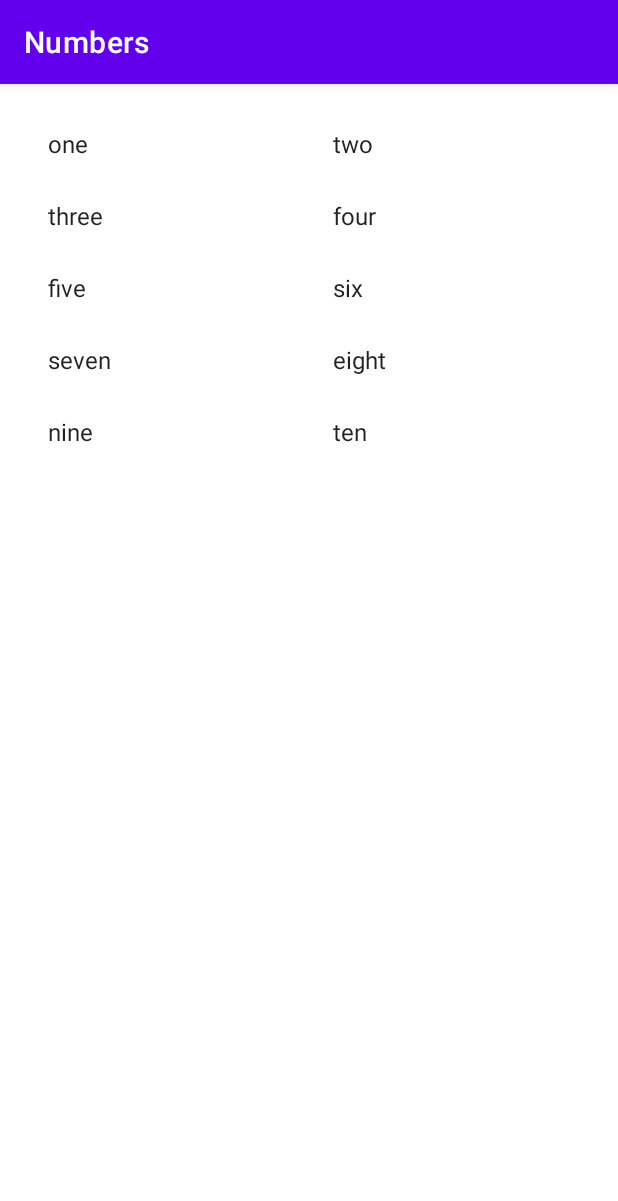
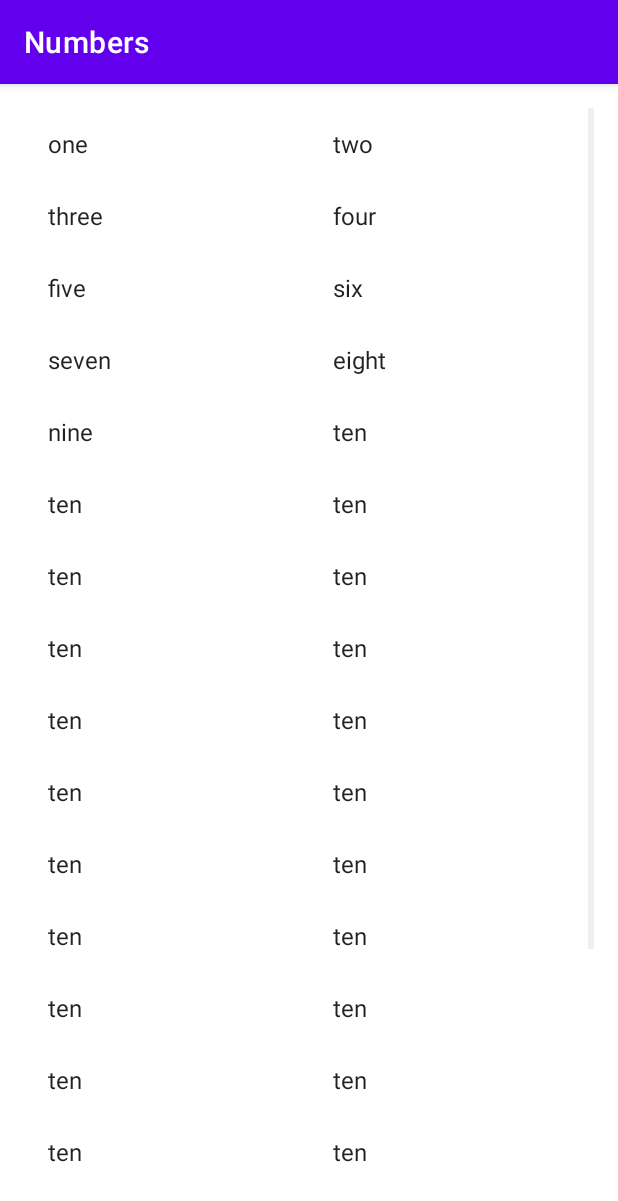
Before and after one commit to lingxiao14122/UdacityMiwok, an Android app: the NumbersActivity screen opened directly, with no data from a screen before it, on a phone screen of 412 x 824 dp. Shown: the top 1201 px of the screen. Run offline under Robolectric (Android 15) with nearby library versions, the phone set to English and light mode, and no system bars.

Commit message:
grid view example, with populated data

```diff
--- a/app/src/main/java/com/example/android/udacitymiwok/NumbersActivity.java
+++ b/app/src/main/java/com/example/android/udacitymiwok/NumbersActivity.java
@@ -37,6 +37,38 @@ public class NumbersActivity extends AppCompatActivity {
         words.add("eight");
         words.add("nine");
         words.add("ten");
+        words.add("ten");
+        words.add("ten");
+        words.add("ten");
+        words.add("ten");
+        words.add("ten");
+        words.add("ten");
+        words.add("ten");
+        words.add("ten");
+        words.add("ten");
+        words.add("ten");
+        words.add("ten");
+        words.add("ten");
+        words.add("ten");
+        words.add("ten");
+        words.add("ten");
+        words.add("ten");
+        words.add("ten");
+        words.add("ten");
+        words.add("ten");
+        words.add("ten");
+        words.add("ten");
+        words.add("ten");
+        words.add("ten");
+        words.add("ten");
+        words.add("ten");
+        words.add("ten");
+        words.add("ten");
+        words.add("ten");
+        words.add("ten");
+        words.add("ten");
+        words.add("ten");
+        words.add("ten");
 
         // array adapter will require type of item to be converted to View, in this case is a String
         // the layout of the items are set as the xml we have chosen
--- a/app/src/main/res/layout/activity_numbers.xml
+++ b/app/src/main/res/layout/activity_numbers.xml
@@ -2,12 +2,12 @@
 <GridView xmlns:android="http://schemas.android.com/apk/res/android"
     xmlns:tools="http://schemas.android.com/tools"
     android:id="@+id/list"
-    android:orientation="vertical"
     android:layout_width="match_parent"
     android:layout_height="match_parent"
+    android:numColumns="2"
+    android:orientation="vertical"
+    android:paddingLeft="@dimen/activity_horizontal_margin"
+    android:paddingTop="@dimen/activity_vertical_margin"
+    android:paddingRight="@dimen/activity_horizontal_margin"
     android:paddingBottom="@dimen/activity_vertical_margin"
-    android:paddingLeft="@dimen/activity_horizontal_margin"
-    android:paddingRight="@dimen/activity_horizontal_margin"
-    android:paddingTop="@dimen/activity_vertical_margin"
-    android:numColumns="2"
-    tools:context=".NumbersActivity"/>
+    tools:context=".NumbersActivity" />
```
